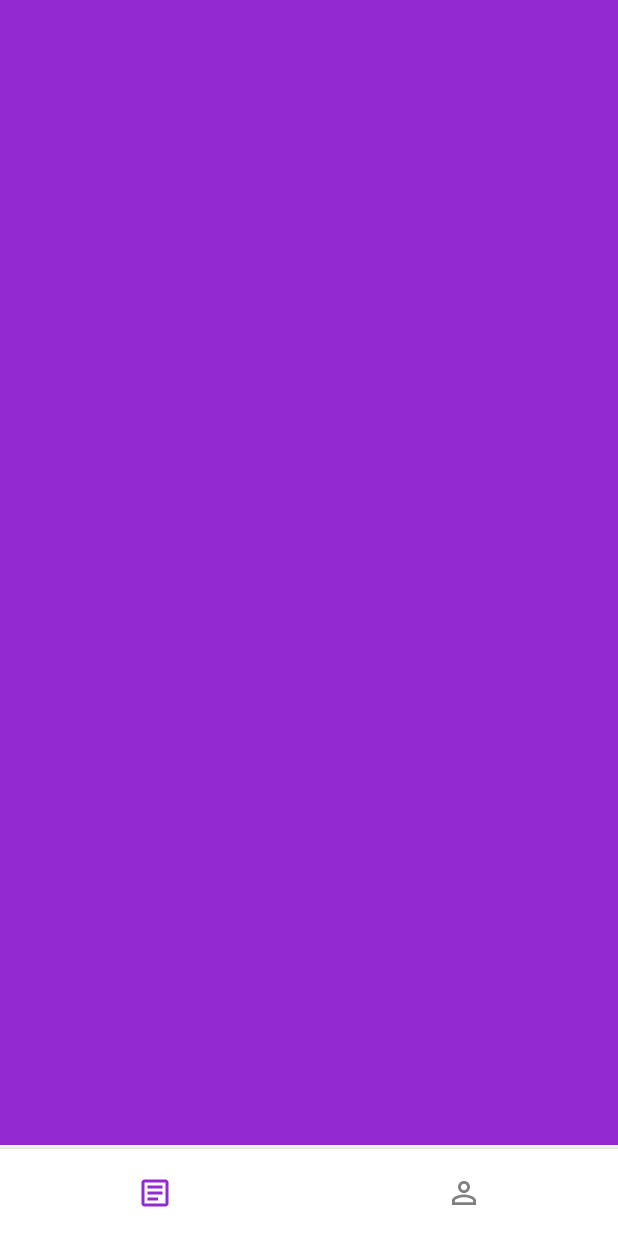
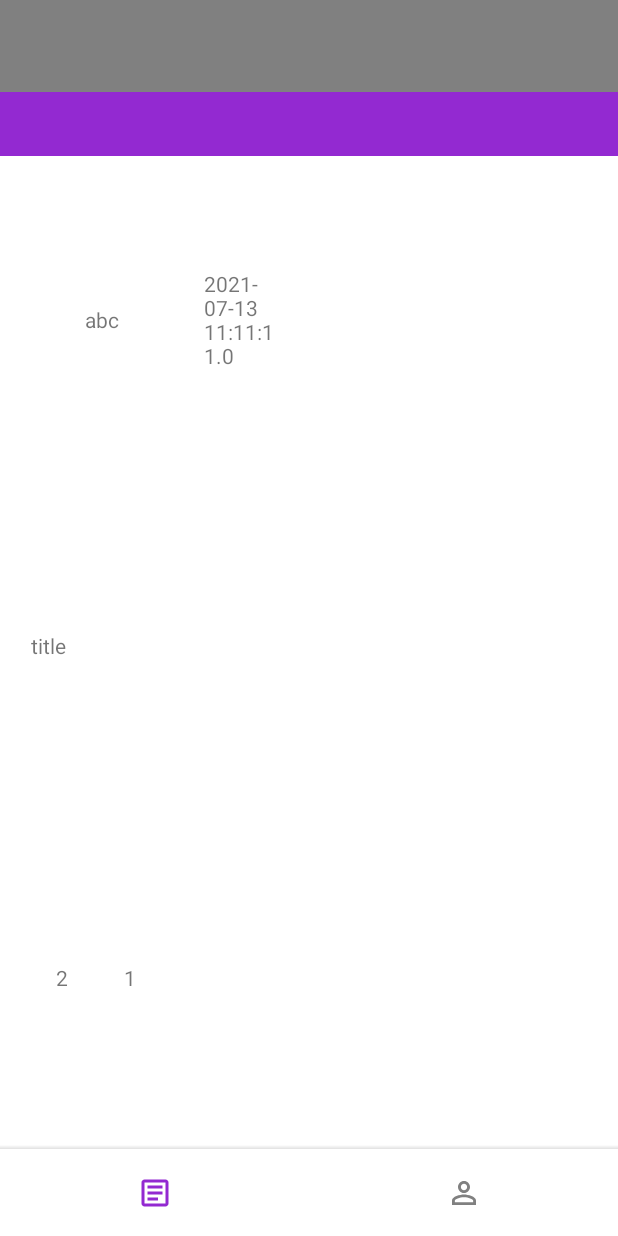
Before and after one commit to lsjpjs1/Rudder-Android, an Android app: the MainActivity screen opened directly, with no data from a screen before it, after a tap on an icon or button, on a phone screen of 412 x 824 dp. Run offline under Robolectric (Android 15) with nearby library versions, the phone set to English and light mode, and no system bars; our stand-ins replace data binding; network calls fail.

Commit message:
feat : 메인화면 게시글 미리보기 추가
리사이클러뷰 아이템 높이 퍼센트로 조절하는 것 수정해야됨

```diff
--- /dev/null
+++ b/app/src/main/java/com/rudder/data/Post.kt
@@ -0,0 +1,23 @@
+package com.rudder.data
+
+import com.google.gson.annotations.SerializedName
+import java.sql.Timestamp
+
+data class Post(
+    @SerializedName(value = "post_id")
+    val postId: Int,
+    @SerializedName(value = "user_id")
+    val userId: String,
+    @SerializedName(value = "post_body")
+    val postBody: String,
+    @SerializedName(value = "post_title")
+    val postTitle: String,
+    @SerializedName(value = "post_time")
+    val postTime: Timestamp,
+    @SerializedName(value = "comment_count")
+    val commentCount: Int,
+    @SerializedName(value = "like_count")
+    val likeCount: Int,
+    @SerializedName(value = "post_view")
+    val postView: Int
+)
--- /dev/null
+++ b/app/src/main/java/com/rudder/data/remote/PostApi.kt
@@ -0,0 +1,30 @@
+package com.rudder.data.remote
+
+import com.google.gson.JsonArray
+import com.google.gson.JsonObject
+import com.rudder.BuildConfig
+import com.rudder.data.LoginInfo
+import com.rudder.data.Post
+import kotlinx.coroutines.Deferred
+import kotlinx.coroutines.Dispatchers
+import kotlinx.coroutines.GlobalScope
+import kotlinx.coroutines.async
+
+class PostApi {
+
+    companion object{
+        val instance = PostApi()
+    }
+
+    private val postService : PostService = RetrofitClient.getClient(BuildConfig.BASE_URL).create(PostService::class.java)
+
+    fun getPosts() : Deferred<ArrayList<Post>> {
+
+        return GlobalScope.async(Dispatchers.IO){
+            postService.renderPost("bulletin",0,-1)
+        }
+
+    }
+
+
+}
--- /dev/null
+++ b/app/src/main/java/com/rudder/data/remote/PostService.kt
@@ -0,0 +1,16 @@
+package com.rudder.data.remote
+
+import com.google.gson.JsonArray
+import com.google.gson.JsonObject
+import com.rudder.data.LoginInfo
+import com.rudder.data.Post
+import retrofit2.http.Body
+import retrofit2.http.POST
+
+interface PostService {
+    @POST("/board/renderPost")
+    suspend fun renderPost(
+        @Body board_type:String, @Body pagingIndex:Int, @Body endPostId:Int
+    ) : ArrayList<Post>
+
+}
--- a/app/src/main/java/com/rudder/ui/activity/MainActivity.kt
+++ b/app/src/main/java/com/rudder/ui/activity/MainActivity.kt
@@ -1,37 +1,54 @@
 package com.rudder.ui.activity
 
-import android.graphics.Color
 import android.graphics.PorterDuff
 import androidx.appcompat.app.AppCompatActivity
 import android.os.Bundle
 import android.util.Log
 import androidx.core.content.ContextCompat
 import androidx.databinding.DataBindingUtil
-import androidx.fragment.app.replace
 import androidx.lifecycle.Observer
+import androidx.recyclerview.widget.LinearLayoutManager
 import com.rudder.R
-import com.rudder.databinding.ActivityLoginBinding
+import com.rudder.data.Post
 import com.rudder.databinding.ActivityMainBinding
+import com.rudder.ui.adapter.PostPreviewAdapter
+import com.rudder.ui.fragment.CommunityDisplayFragment
 import com.rudder.ui.fragment.CommunityFragment
 import com.rudder.ui.fragment.MainBottomBarFragment
 import com.rudder.ui.fragment.MyPageFragment
-import com.rudder.viewModel.LoginViewModel
 import com.rudder.viewModel.MainViewModel
-import kotlinx.android.synthetic.main.activity_main.*
+import kotlinx.android.synthetic.main.fragment_community_display.*
+import kotlinx.android.synthetic.main.fragment_community_display.view.*
 import kotlinx.android.synthetic.main.fragment_main_bottom_bar.*
-import kotlinx.android.synthetic.main.fragment_main_bottom_bar.view.*
+import java.sql.Timestamp
 
 class MainActivity : AppCompatActivity() {
     private var viewModel: MainViewModel = MainViewModel
     private var mainBottomBarFragment = MainBottomBarFragment()
     private var communityFragment = CommunityFragment()
+    private var communityDisplayFragment = CommunityDisplayFragment()
+    private val purpleRudder by lazy { ContextCompat.getColor(this,R.color.purple_rudder) }
+    private val grey by lazy { ContextCompat.getColor(this,R.color.grey) }
+//    private val linearLayoutManager by lazy { LinearLayoutManager(this) }
     override fun onCreate(savedInstanceState: Bundle?) {
         super.onCreate(savedInstanceState)
         val binding = DataBindingUtil.setContentView<ActivityMainBinding>(this, R.layout.activity_main)
         binding.mainVM = viewModel
         binding.lifecycleOwner = this
-        supportFragmentManager.beginTransaction().add(R.id.main_bottom_bar,mainBottomBarFragment).commit()
-        supportFragmentManager.beginTransaction().add(R.id.main_display,communityFragment).commit()
+
+//        communityDisplayFragment.postPreviewRV.also{
+//            it.layoutManager= linearLayoutManager
+//            it.setHasFixedSize(true)
+//            it.adapter = PostPreviewAdapter(arrayListOf(Post(1,"abc","body","title", Timestamp.valueOf("2021-07-13 11:11:11"),1,2,3)))
+//        }
+
+
+        supportFragmentManager.beginTransaction()
+            .add(R.id.mainBottomBar,mainBottomBarFragment)
+            .add(R.id.mainDisplay,communityFragment)
+            .commit()
+
+
         viewModel.selectedTab.observe(this, Observer {
             Log.d("abc",it.toString()+"    "+R.id.communityButton.toString()+"    "+R.id.myPageButton)
             when(it){
@@ -49,22 +66,18 @@ class MainActivity : AppCompatActivity() {
     }
 
     fun showCommunity(){
-        supportFragmentManager.beginTransaction().add(R.id.main_display,CommunityFragment()).commit()
+        supportFragmentManager.beginTransaction().replace(R.id.mainDisplay,CommunityFragment()).commit()
     }
 
     fun showMyPage(){
-        supportFragmentManager.beginTransaction().add(R.id.main_display,MyPageFragment()).commit()
+        supportFragmentManager.beginTransaction().replace(R.id.mainDisplay,MyPageFragment()).commit()
     }
 
     fun changeColorCommunity(){
-        val purpleRudder = ContextCompat.getColor(this,R.color.purple_rudder)
-        val grey = ContextCompat.getColor(this,R.color.grey)
         mainBottomBarFragment.communityIcon.setColorFilter(purpleRudder, PorterDuff.Mode.SRC_IN)
         mainBottomBarFragment.myPageIcon.setColorFilter(grey, PorterDuff.Mode.SRC_IN)
     }
     fun changeColorMyPage(){
-        val purpleRudder = ContextCompat.getColor(this,R.color.purple_rudder)
-        val grey = ContextCompat.getColor(this,R.color.grey)
         mainBottomBarFragment.myPageIcon.setColorFilter(purpleRudder, PorterDuff.Mode.SRC_IN)
         mainBottomBarFragment.communityIcon.setColorFilter(grey, PorterDuff.Mode.SRC_IN)
     }
--- /dev/null
+++ b/app/src/main/java/com/rudder/ui/adapter/PostPreviewAdapter.kt
@@ -0,0 +1,45 @@
+package com.rudder.ui.adapter
+
+import android.view.LayoutInflater
+import android.view.ViewGroup
+import androidx.constraintlayout.widget.ConstraintLayout
+import androidx.constraintlayout.widget.ConstraintSet
+import androidx.databinding.DataBindingUtil
+import androidx.recyclerview.widget.RecyclerView
+import com.google.gson.JsonArray
+import com.rudder.R
+import com.rudder.data.Post
+import com.rudder.databinding.PostPreviewBinding
+
+class PostPreviewAdapter(val postList: ArrayList<Post>): RecyclerView.Adapter<PostPreviewAdapter.CustomViewHolder>() {
+
+    inner class CustomViewHolder(val postPreviewBinding: PostPreviewBinding) : RecyclerView.ViewHolder(postPreviewBinding.root)
+
+    override fun onCreateViewHolder(
+        parent: ViewGroup,
+        viewType: Int
+    ): PostPreviewAdapter.CustomViewHolder{
+        val holder = CustomViewHolder(
+            DataBindingUtil.inflate(
+                LayoutInflater.from(parent.context),
+                R.layout.post_preview,
+                parent,
+                false
+            )
+        )
+//        val params = holder.itemView.layoutParams as Cons
+//        params.height = 300
+//        holder.itemView.layoutParams = params
+        return holder
+    }
+
+
+    override fun getItemCount(): Int {
+        return postList.size
+    }
+
+    override fun onBindViewHolder(holder: CustomViewHolder, position: Int) {
+        holder.postPreviewBinding.post=postList[position]
+    }
+
+}
--- /dev/null
+++ b/app/src/main/java/com/rudder/ui/fragment/CommunityDisplayFragment.kt
@@ -0,0 +1,42 @@
+package com.rudder.ui.fragment
+
+import android.content.Context
+import android.graphics.PorterDuff
+import android.os.Bundle
+import android.view.LayoutInflater
+import android.view.View
+import android.view.ViewGroup
+import androidx.core.content.ContextCompat
+import androidx.databinding.DataBindingUtil
+import androidx.fragment.app.Fragment
+import androidx.recyclerview.widget.GridLayoutManager
+import androidx.recyclerview.widget.LinearLayoutManager
+import com.rudder.R
+import com.rudder.data.Post
+import com.rudder.databinding.FragmentCommunityDisplayBinding
+import com.rudder.databinding.FragmentMainBottomBarBinding
+import com.rudder.ui.adapter.PostPreviewAdapter
+import kotlinx.android.synthetic.main.fragment_community_display.*
+import kotlinx.android.synthetic.main.fragment_community_display.view.*
+import kotlinx.android.synthetic.main.fragment_main_bottom_bar.view.*
+import java.sql.Timestamp
+
+class CommunityDisplayFragment: Fragment() {
+    private val lazyContext by lazy {
+        requireContext()
+    }
+    override fun onCreateView(
+        inflater: LayoutInflater,
+        container: ViewGroup?,
+        savedInstanceState: Bundle?
+    ): View? {
+        val communityDisplay = DataBindingUtil.inflate<FragmentCommunityDisplayBinding>(inflater,R.layout.fragment_community_display,container,false)
+        communityDisplay.postPreviewRV.also{
+            it.layoutManager=LinearLayoutManager(lazyContext)
+            it.setHasFixedSize(true)
+            it.adapter = PostPreviewAdapter(arrayListOf(Post(1,"abc","body","title", Timestamp.valueOf("2021-07-13 11:11:11"),1,2,3),Post(1,"abc","body","title", Timestamp.valueOf("2021-07-13 11:11:11"),1,2,3),Post(1,"abc","body","title", Timestamp.valueOf("2021-07-13 11:11:11"),1,2,3),Post(1,"abc","body","title", Timestamp.valueOf("2021-07-13 11:11:11"),1,2,3)))
+        }
+
+        return communityDisplay.root
+    }
+}
--- a/app/src/main/java/com/rudder/ui/fragment/CommunityFragment.kt
+++ b/app/src/main/java/com/rudder/ui/fragment/CommunityFragment.kt
@@ -17,7 +17,7 @@ class CommunityFragment: Fragment() {
         savedInstanceState: Bundle?
     ): View? {
         val community = inflater.inflate(R.layout.fragment_community, container, false)
-
+        childFragmentManager.beginTransaction().add(R.id.communityDisplay,CommunityDisplayFragment()).commit()
         return community
     }
 }
--- a/app/src/main/res/layout/activity_main.xml
+++ b/app/src/main/res/layout/activity_main.xml
@@ -14,7 +14,7 @@
         tools:context=".ui.activity.MainActivity">
 
         <FrameLayout
-            android:id="@+id/main_display"
+            android:id="@+id/mainDisplay"
             android:layout_width="match_parent"
             android:layout_height="0dp"
             android:background="#FFFFFF"
@@ -30,12 +30,12 @@
             android:layout_width="match_parent"
             android:layout_height="0dp"
             android:background="@drawable/shadow"
-            app:layout_constraintBottom_toTopOf="@+id/main_bottom_bar"
+            app:layout_constraintBottom_toTopOf="@+id/mainBottomBar"
             app:layout_constraintHeight_default="percent"
             app:layout_constraintHeight_percent="@dimen/main_bottom_bar_shadow_height" />
 
         <FrameLayout
-            android:id="@+id/main_bottom_bar"
+            android:id="@+id/mainBottomBar"
             android:layout_width="match_parent"
             android:layout_height="0dp"
             app:layout_constraintBottom_toBottomOf="parent"
--- a/app/src/main/res/layout/fragment_community.xml
+++ b/app/src/main/res/layout/fragment_community.xml
@@ -1,7 +1,41 @@
 <?xml version="1.0" encoding="utf-8"?>
-<androidx.constraintlayout.widget.ConstraintLayout
-    xmlns:android="http://schemas.android.com/apk/res/android" android:layout_width="match_parent"
-    android:layout_height="match_parent"
-    android:background="@color/purple_rudder">
+<layout xmlns:android="http://schemas.android.com/apk/res/android"
+    xmlns:app="http://schemas.android.com/apk/res-auto">
+    <androidx.constraintlayout.widget.ConstraintLayout
+        android:layout_width="match_parent"
+        android:layout_height="match_parent">
 
-</androidx.constraintlayout.widget.ConstraintLayout>
+        <FrameLayout
+            android:id="@+id/communityHeader"
+            android:layout_width="match_parent"
+            android:layout_height="0dp"
+            app:layout_constraintBottom_toTopOf="@+id/communitySelector"
+            app:layout_constraintHeight_default="percent"
+            app:layout_constraintHeight_percent="@dimen/community_header_height"
+            android:background="@color/grey">
+
+        </FrameLayout>
+
+        <FrameLayout
+            android:id="@+id/communitySelector"
+            android:layout_width="match_parent"
+            android:layout_height="0dp"
+            app:layout_constraintBottom_toTopOf="@+id/communityDisplay"
+            app:layout_constraintHeight_default="percent"
+            app:layout_constraintHeight_percent="@dimen/community_selector_height"
+            android:background="@color/purple_rudder">
+
+        </FrameLayout>
+
+        <FrameLayout
+            android:id="@+id/communityDisplay"
+            android:layout_width="match_parent"
+            android:layout_height="0dp"
+            app:layout_constraintBottom_toBottomOf="parent"
+            app:layout_constraintHeight_default="percent"
+            app:layout_constraintHeight_percent="@dimen/community_display_height"
+            android:background="@color/white">
+
+        </FrameLayout>
+    </androidx.constraintlayout.widget.ConstraintLayout>
+</layout>
--- /dev/null
+++ b/app/src/main/res/layout/fragment_community_display.xml
@@ -0,0 +1,16 @@
+<?xml version="1.0" encoding="utf-8"?>
+<layout xmlns:tools="http://schemas.android.com/tools"
+    xmlns:android="http://schemas.android.com/apk/res/android"
+    xmlns:app="http://schemas.android.com/apk/res-auto">
+    <androidx.constraintlayout.widget.ConstraintLayout
+        android:layout_width="match_parent"
+        android:layout_height="match_parent">
+
+
+        <androidx.recyclerview.widget.RecyclerView
+            android:id="@+id/postPreviewRV"
+            android:layout_width="match_parent"
+            android:layout_height="match_parent" />
+    </androidx.constraintlayout.widget.ConstraintLayout>
+
+</layout>
--- a/app/src/main/res/layout/fragment_my_page.xml
+++ b/app/src/main/res/layout/fragment_my_page.xml
@@ -1,7 +1,8 @@
 <?xml version="1.0" encoding="utf-8"?>
-<androidx.constraintlayout.widget.ConstraintLayout
-    xmlns:android="http://schemas.android.com/apk/res/android" android:layout_width="match_parent"
-    android:layout_height="match_parent"
-    android:background="@color/grey">
+<layout>
+    <androidx.constraintlayout.widget.ConstraintLayout
+        xmlns:android="http://schemas.android.com/apk/res/android" android:layout_width="match_parent"
+        android:layout_height="match_parent">
 
-</androidx.constraintlayout.widget.ConstraintLayout>
+    </androidx.constraintlayout.widget.ConstraintLayout>
+</layout>
--- /dev/null
+++ b/app/src/main/res/layout/post_preview.xml
@@ -0,0 +1,147 @@
+<?xml version="1.0" encoding="utf-8"?>
+<layout xmlns:tools="http://schemas.android.com/tools"
+    xmlns:android="http://schemas.android.com/apk/res/android"
+    xmlns:app="http://schemas.android.com/apk/res-auto">
+    <data>
+        <variable
+            name="post"
+            type="com.rudder.data.Post" />
+    </data>
+    <androidx.constraintlayout.widget.ConstraintLayout
+        android:id="@+id/postPreview"
+        android:layout_width="match_parent"
+        android:layout_height="match_parent">
+
+        <androidx.constraintlayout.widget.ConstraintLayout
+            android:id="@+id/postPreviewHead"
+            android:layout_width="match_parent"
+            android:layout_height="0dp"
+            app:layout_constraintHeight_default="percent"
+            app:layout_constraintHeight_percent="@dimen/post_preview_head_height"
+            app:layout_constraintTop_toTopOf="parent">
+
+            <androidx.constraintlayout.widget.ConstraintLayout
+                android:id="@+id/postPreviewHeadName"
+                android:layout_width="0dp"
+                android:layout_height="match_parent"
+                app:layout_constraintStart_toStartOf="parent"
+                app:layout_constraintWidth_default="percent"
+                app:layout_constraintWidth_percent="@dimen/post_preview_head_name_width">
+
+                <TextView
+                    android:id="@+id/postPreviewHeadNameTV"
+                    android:layout_width="wrap_content"
+                    android:layout_height="wrap_content"
+                    app:layout_constraintTop_toTopOf="parent"
+                    app:layout_constraintRight_toRightOf="parent"
+                    app:layout_constraintBottom_toBottomOf="parent"
+                    app:layout_constraintLeft_toLeftOf="parent"
+                    android:text="@{post.userId}" />
+
+            </androidx.constraintlayout.widget.ConstraintLayout>
+
+            <androidx.constraintlayout.widget.ConstraintLayout
+                android:id="@+id/postPreviewHeadPostTime"
+                android:layout_width="0dp"
+                android:layout_height="match_parent"
+                app:layout_constraintStart_toEndOf="@+id/postPreviewHeadName"
+                app:layout_constraintWidth_default="percent"
+                app:layout_constraintWidth_percent="@dimen/post_preview_head_post_time_width">
+
+                <TextView
+                    android:id="@+id/postPreviewHeadPostTimeTV"
+                    android:layout_width="wrap_content"
+                    android:layout_height="wrap_content"
+                    app:layout_constraintTop_toTopOf="parent"
+                    app:layout_constraintRight_toRightOf="parent"
+                    app:layout_constraintBottom_toBottomOf="parent"
+                    app:layout_constraintLeft_toLeftOf="parent"
+                    android:text="@{post.postTime.toString()}" />
+
+            </androidx.constraintlayout.widget.ConstraintLayout>
+        </androidx.constraintlayout.widget.ConstraintLayout>
+
+        <androidx.constraintlayout.widget.ConstraintLayout
+            android:id="@+id/postPreviewBody"
+            android:layout_width="match_parent"
+            android:layout_height="0dp"
+            app:layout_constraintHeight_default="percent"
+            app:layout_constraintHeight_percent="@dimen/post_preview_body_height"
+            app:layout_constraintTop_toBottomOf="@+id/postPreviewHead"
+            tools:layout_editor_absoluteX="0dp">
+
+            <androidx.constraintlayout.widget.ConstraintLayout
+                android:id="@+id/postPreviewBodyPostTitle"
+                android:layout_width="0dp"
+                android:layout_height="match_parent"
+                app:layout_constraintEnd_toEndOf="parent"
+                app:layout_constraintStart_toStartOf="parent"
+                app:layout_constraintWidth_default="percent"
+                app:layout_constraintWidth_percent="@dimen/post_preview_body_post_title_width">
+
+                <TextView
+                    android:id="@+id/postPreviewBodyPostTitleTV"
+                    android:layout_width="wrap_content"
+                    android:layout_height="wrap_content"
+                    android:text="@{post.postTitle}"
+                    app:layout_constraintBottom_toBottomOf="parent"
+                    app:layout_constraintLeft_toLeftOf="parent"
+                    app:layout_constraintTop_toTopOf="parent" />
+
+            </androidx.constraintlayout.widget.ConstraintLayout>
+
+        </androidx.constraintlayout.widget.ConstraintLayout>
+
+        <androidx.constraintlayout.widget.ConstraintLayout
+            android:id="@+id/postPreviewTail"
+            android:layout_width="match_parent"
+            android:layout_height="0dp"
+            app:layout_constraintBottom_toBottomOf="parent"
+            app:layout_constraintHeight_default="percent"
+            app:layout_constraintHeight_percent="@dimen/post_preview_tail_height">
+
+            <androidx.constraintlayout.widget.ConstraintLayout
+                android:id="@+id/postPreviewTailLikeCount"
+                android:layout_width="0dp"
+                android:layout_height="match_parent"
+                app:layout_constraintStart_toStartOf="parent"
+                app:layout_constraintWidth_default="percent"
+                app:layout_constraintWidth_percent="@dimen/post_preview_tail_like_count_width">
+
+                <TextView
+                    android:id="@+id/postPreviewTailLikeCountTV"
+                    android:layout_width="wrap_content"
+                    android:layout_height="wrap_content"
+                    app:layout_constraintTop_toTopOf="parent"
+                    app:layout_constraintRight_toRightOf="parent"
+                    app:layout_constraintBottom_toBottomOf="parent"
+                    app:layout_constraintLeft_toLeftOf="parent"
+                    android:text="@{Integer.toString(post.likeCount)}" />
+
+            </androidx.constraintlayout.widget.ConstraintLayout>
+
+            <androidx.constraintlayout.widget.ConstraintLayout
+                android:id="@+id/postPreviewTailCommentCount"
+                android:layout_width="0dp"
+                android:layout_height="match_parent"
+                app:layout_constraintStart_toEndOf="@+id/postPreviewTailLikeCount"
+                app:layout_constraintWidth_default="percent"
+                app:layout_constraintWidth_percent="@dimen/post_preview_tail_comment_count_width">
+
+                <TextView
+                    android:id="@+id/postPreviewTailCommentCountTV"
+                    android:layout_width="wrap_content"
+                    android:layout_height="wrap_content"
+                    android:text="@{Integer.toString(post.commentCount)}"
+                    app:layout_constraintBottom_toBottomOf="parent"
+                    app:layout_constraintLeft_toLeftOf="parent"
+                    app:layout_constraintRight_toRightOf="parent"
+                    app:layout_constraintStart_toStartOf="parent"
+                    app:layout_constraintTop_toTopOf="parent" />
+            </androidx.constraintlayout.widget.ConstraintLayout>
+
+        </androidx.constraintlayout.widget.ConstraintLayout>
+
+
+    </androidx.constraintlayout.widget.ConstraintLayout>
+</layout>
--- a/app/src/main/res/values/ratio.xml
+++ b/app/src/main/res/values/ratio.xml
@@ -3,4 +3,23 @@
     <item name="main_bottom_bar_height" format="float" type="dimen">0.07</item>
     <item name="main_bottom_bar_shadow_height" format="float" type="dimen">0.0035</item>
     <item name="without_main_bottom_height" format="float" type="dimen">0.9265</item>
+
+    <item name="community_header_height" format="float" type="dimen">0.08</item>
+    <item name="community_selector_height" format="float" type="dimen">0.056</item>
+    <item name="community_display_height" format="float" type="dimen">0.864</item>
+
+    <item name="post_preview_height" format="float" type="dimen">0.25</item>
+
+    <item name="post_preview_head_height" format="float" type="dimen">0.33</item>
+    <item name="post_preview_body_height" format="float" type="dimen">0.33</item>
+    <item name="post_preview_tail_height" format="float" type="dimen">0.34</item>
+
+    <item name="post_preview_head_name_width" format="float" type="dimen">0.33</item>
+    <item name="post_preview_head_post_time_width" format="float" type="dimen">0.12</item>
+
+    <item name="post_preview_body_post_title_width" format="float" type="dimen">0.9</item>
+
+    <item name="post_preview_tail_like_count_width" format="float" type="dimen">0.2</item>
+    <item name="post_preview_tail_comment_count_width" format="float" type="dimen">0.15</item>
+
 </resources>
```
